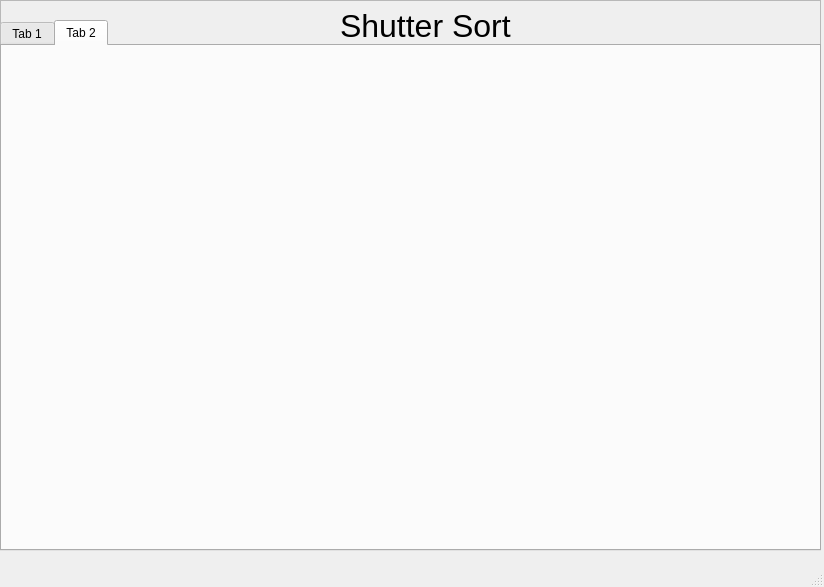
Before: the Qt Designer form src/mainwindow.ui in m-riley04/ShutterSort, drawn with Qt 5.
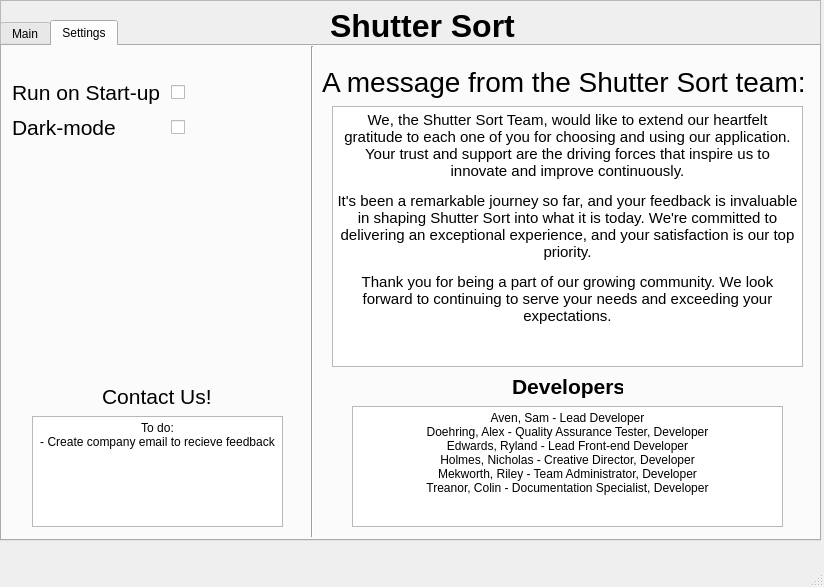
After: the same form once the commit is applied. The open tabs and pages were chosen to show the change.

Commit message:
Settings & Design changes
Added settings page including message from team, members and positions, contact section, and auto-run and dark mode functions. Moved around main page and finished tab functionality.

```diff
--- a/src/mainwindow.ui
+++ b/src/mainwindow.ui
@@ -32,15 +32,16 @@
     <widget class="QLabel" name="label_header">
      <property name="geometry">
       <rect>
-       <x>340</x>
+       <x>330</x>
        <y>0</y>
-       <width>171</width>
+       <width>261</width>
        <height>51</height>
       </rect>
      </property>
      <property name="font">
       <font>
        <pointsize>24</pointsize>
+       <bold>true</bold>
       </font>
      </property>
      <property name="text">
@@ -54,9 +55,14 @@
       <x>0</x>
       <y>20</y>
       <width>821</width>
-      <height>531</height>
+      <height>521</height>
      </rect>
     </property>
+    <property name="font">
+     <font>
+      <pointsize>9</pointsize>
+     </font>
+    </property>
     <property name="whatsThis">
      <string extracomment="This is where you switch pages!"/>
     </property>
@@ -74,7 +80,7 @@
     </property>
     <widget class="QWidget" name="tab">
      <attribute name="title">
-      <string>Tab 1</string>
+      <string>Main</string>
      </attribute>
      <widget class="QListWidget" name="list_methods">
       <property name="geometry">
@@ -261,8 +267,211 @@
     </widget>
     <widget class="QWidget" name="tab_2">
      <attribute name="title">
-      <string>Tab 2</string>
+      <string>Settings</string>
      </attribute>
+     <widget class="Line" name="line_settings">
+      <property name="geometry">
+       <rect>
+        <x>290</x>
+        <y>0</y>
+        <width>41</width>
+        <height>491</height>
+       </rect>
+      </property>
+      <property name="orientation">
+       <enum>Qt::Vertical</enum>
+      </property>
+     </widget>
+     <widget class="QLabel" name="label_teamMessage">
+      <property name="geometry">
+       <rect>
+        <x>320</x>
+        <y>0</y>
+        <width>491</width>
+        <height>71</height>
+       </rect>
+      </property>
+      <property name="font">
+       <font>
+        <pointsize>21</pointsize>
+       </font>
+      </property>
+      <property name="text">
+       <string>A message from the Shutter Sort team:</string>
+      </property>
+     </widget>
+     <widget class="QTextBrowser" name="textBrowser_teamMessage">
+      <property name="geometry">
+       <rect>
+        <x>330</x>
+        <y>60</y>
+        <width>471</width>
+        <height>261</height>
+       </rect>
+      </property>
+      <property name="font">
+       <font>
+        <pointsize>12</pointsize>
+       </font>
+      </property>
+      <property name="html">
+       <string>&lt;!DOCTYPE HTML PUBLIC &quot;-//W3C//DTD HTML 4.0//EN&quot; &quot;http://www.w3.org/TR/REC-html40/strict.dtd&quot;&gt;
+&lt;html&gt;&lt;head&gt;&lt;meta name=&quot;qrichtext&quot; content=&quot;1&quot; /&gt;&lt;meta charset=&quot;utf-8&quot; /&gt;&lt;style type=&quot;text/css&quot;&gt;
+p, li { white-space: pre-wrap; }
+hr { height: 1px; border-width: 0; }
+li.unchecked::marker { content: &quot;\2610&quot;; }
+li.checked::marker { content: &quot;\2612&quot;; }
+&lt;/style&gt;&lt;/head&gt;&lt;body style=&quot; font-family:'Segoe UI'; font-size:12pt; font-weight:400; font-style:normal;&quot;&gt;
+&lt;p align=&quot;center&quot; style=&quot; margin-top:12px; margin-bottom:12px; margin-left:0px; margin-right:0px; -qt-block-indent:0; text-indent:0px;&quot;&gt;&lt;span style=&quot; font-size:11pt;&quot;&gt;We, the Shutter Sort Team, would like to extend our heartfelt gratitude to each one of you for choosing and using our application. Your trust and support are the driving forces that inspire us to innovate and improve continuously.&lt;/span&gt;&lt;/p&gt;
+&lt;p align=&quot;center&quot; style=&quot; margin-top:12px; margin-bottom:12px; margin-left:0px; margin-right:0px; -qt-block-indent:0; text-indent:0px;&quot;&gt;&lt;span style=&quot; font-size:11pt;&quot;&gt;It's been a remarkable journey so far, and your feedback is invaluable in shaping Shutter Sort into what it is today. We're committed to delivering an exceptional experience, and your satisfaction is our top priority.&lt;/span&gt;&lt;/p&gt;
+&lt;p align=&quot;center&quot; style=&quot; margin-top:12px; margin-bottom:12px; margin-left:0px; margin-right:0px; -qt-block-indent:0; text-indent:0px;&quot;&gt;&lt;span style=&quot; font-size:11pt;&quot;&gt;Thank you for being a part of our growing community. We look forward to continuing to serve your needs and exceeding your expectations.&lt;/span&gt;&lt;/p&gt;&lt;/body&gt;&lt;/html&gt;</string>
+      </property>
+     </widget>
+     <widget class="QLabel" name="label_developers">
+      <property name="geometry">
+       <rect>
+        <x>510</x>
+        <y>320</y>
+        <width>111</width>
+        <height>41</height>
+       </rect>
+      </property>
+      <property name="font">
+       <font>
+        <pointsize>16</pointsize>
+        <bold>true</bold>
+       </font>
+      </property>
+      <property name="text">
+       <string>Developers</string>
+      </property>
+     </widget>
+     <widget class="QTextBrowser" name="textBrowser_Developers">
+      <property name="geometry">
+       <rect>
+        <x>350</x>
+        <y>360</y>
+        <width>431</width>
+        <height>121</height>
+       </rect>
+      </property>
+      <property name="html">
+       <string>&lt;!DOCTYPE HTML PUBLIC &quot;-//W3C//DTD HTML 4.0//EN&quot; &quot;http://www.w3.org/TR/REC-html40/strict.dtd&quot;&gt;
+&lt;html&gt;&lt;head&gt;&lt;meta name=&quot;qrichtext&quot; content=&quot;1&quot; /&gt;&lt;meta charset=&quot;utf-8&quot; /&gt;&lt;style type=&quot;text/css&quot;&gt;
+p, li { white-space: pre-wrap; }
+hr { height: 1px; border-width: 0; }
+li.unchecked::marker { content: &quot;\2610&quot;; }
+li.checked::marker { content: &quot;\2612&quot;; }
+&lt;/style&gt;&lt;/head&gt;&lt;body style=&quot; font-family:'Segoe UI'; font-size:9pt; font-weight:400; font-style:normal;&quot;&gt;
+&lt;p align=&quot;center&quot; style=&quot; margin-top:0px; margin-bottom:0px; margin-left:0px; margin-right:0px; -qt-block-indent:0; text-indent:0px;&quot;&gt;Aven, Sam - Lead Developer&lt;/p&gt;
+&lt;p align=&quot;center&quot; style=&quot; margin-top:0px; margin-bottom:0px; margin-left:0px; margin-right:0px; -qt-block-indent:0; text-indent:0px;&quot;&gt;Doehring, Alex - Quality Assurance Tester, Developer&lt;/p&gt;
+&lt;p align=&quot;center&quot; style=&quot; margin-top:0px; margin-bottom:0px; margin-left:0px; margin-right:0px; -qt-block-indent:0; text-indent:0px;&quot;&gt;Edwards, Ryland - Lead Front-end Developer&lt;/p&gt;
+&lt;p align=&quot;center&quot; style=&quot; margin-top:0px; margin-bottom:0px; margin-left:0px; margin-right:0px; -qt-block-indent:0; text-indent:0px;&quot;&gt;Holmes, Nicholas - Creative Director, Developer&lt;/p&gt;
+&lt;p align=&quot;center&quot; style=&quot; margin-top:0px; margin-bottom:0px; margin-left:0px; margin-right:0px; -qt-block-indent:0; text-indent:0px;&quot;&gt;Mekworth, Riley - Team Administrator, Developer&lt;/p&gt;
+&lt;p align=&quot;center&quot; style=&quot; margin-top:0px; margin-bottom:0px; margin-left:0px; margin-right:0px; -qt-block-indent:0; text-indent:0px;&quot;&gt;Treanor, Colin - Documentation Specialist, Developer&lt;/p&gt;&lt;/body&gt;&lt;/html&gt;</string>
+      </property>
+     </widget>
+     <widget class="QLabel" name="label">
+      <property name="geometry">
+       <rect>
+        <x>100</x>
+        <y>330</y>
+        <width>111</width>
+        <height>41</height>
+       </rect>
+      </property>
+      <property name="font">
+       <font>
+        <pointsize>16</pointsize>
+       </font>
+      </property>
+      <property name="text">
+       <string>Contact Us!</string>
+      </property>
+     </widget>
+     <widget class="QTextBrowser" name="textBrowser">
+      <property name="geometry">
+       <rect>
+        <x>30</x>
+        <y>370</y>
+        <width>251</width>
+        <height>111</height>
+       </rect>
+      </property>
+      <property name="html">
+       <string>&lt;!DOCTYPE HTML PUBLIC &quot;-//W3C//DTD HTML 4.0//EN&quot; &quot;http://www.w3.org/TR/REC-html40/strict.dtd&quot;&gt;
+&lt;html&gt;&lt;head&gt;&lt;meta name=&quot;qrichtext&quot; content=&quot;1&quot; /&gt;&lt;meta charset=&quot;utf-8&quot; /&gt;&lt;style type=&quot;text/css&quot;&gt;
+p, li { white-space: pre-wrap; }
+hr { height: 1px; border-width: 0; }
+li.unchecked::marker { content: &quot;\2610&quot;; }
+li.checked::marker { content: &quot;\2612&quot;; }
+&lt;/style&gt;&lt;/head&gt;&lt;body style=&quot; font-family:'Segoe UI'; font-size:9pt; font-weight:400; font-style:normal;&quot;&gt;
+&lt;p align=&quot;center&quot; style=&quot; margin-top:0px; margin-bottom:0px; margin-left:0px; margin-right:0px; -qt-block-indent:0; text-indent:0px;&quot;&gt;To do:&lt;/p&gt;
+&lt;p align=&quot;center&quot; style=&quot; margin-top:0px; margin-bottom:0px; margin-left:0px; margin-right:0px; -qt-block-indent:0; text-indent:0px;&quot;&gt;- Create company email to recieve feedback&lt;/p&gt;
+&lt;p align=&quot;center&quot; style=&quot;-qt-paragraph-type:empty; margin-top:0px; margin-bottom:0px; margin-left:0px; margin-right:0px; -qt-block-indent:0; text-indent:0px;&quot;&gt;&lt;br /&gt;&lt;/p&gt;&lt;/body&gt;&lt;/html&gt;</string>
+      </property>
+     </widget>
+     <widget class="QWidget" name="">
+      <property name="geometry">
+       <rect>
+        <x>10</x>
+        <y>30</y>
+        <width>311</width>
+        <height>68</height>
+       </rect>
+      </property>
+      <layout class="QVBoxLayout" name="verticalLayout_settings">
+       <item>
+        <layout class="QHBoxLayout" name="horizontalLayout_2">
+         <item>
+          <widget class="QLabel" name="label_autoRun">
+           <property name="font">
+            <font>
+             <pointsize>16</pointsize>
+            </font>
+           </property>
+           <property name="text">
+            <string>Run on Start-up</string>
+           </property>
+          </widget>
+         </item>
+         <item>
+          <widget class="QCheckBox" name="checkbox_autorun">
+           <property name="toolTip">
+            <string extracomment="This button will run the program on start-up of your device."/>
+           </property>
+           <property name="text">
+            <string/>
+           </property>
+          </widget>
+         </item>
+        </layout>
+       </item>
+       <item>
+        <layout class="QHBoxLayout" name="horizontalLayout_3">
+         <item>
+          <widget class="QLabel" name="label_darkMode">
+           <property name="font">
+            <font>
+             <pointsize>16</pointsize>
+            </font>
+           </property>
+           <property name="text">
+            <string>Dark-mode</string>
+           </property>
+          </widget>
+         </item>
+         <item>
+          <widget class="QCheckBox" name="checkbox_darkMode">
+           <property name="text">
+            <string/>
+           </property>
+          </widget>
+         </item>
+        </layout>
+       </item>
+      </layout>
+     </widget>
     </widget>
    </widget>
   </widget>
```
Left out of the diff: 32 changed lines with no effect on the pictures. The commit also changes 2 other files.
